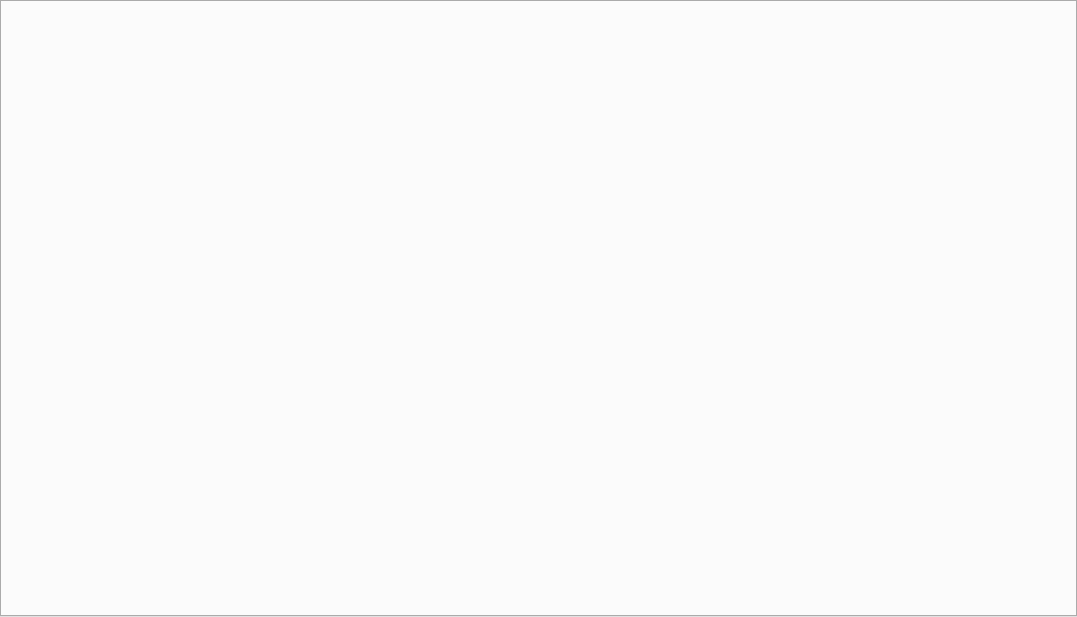
Before: the Qt Designer form AquaWave.ui in AquaCreatura/AquaWave, drawn with Qt 5.
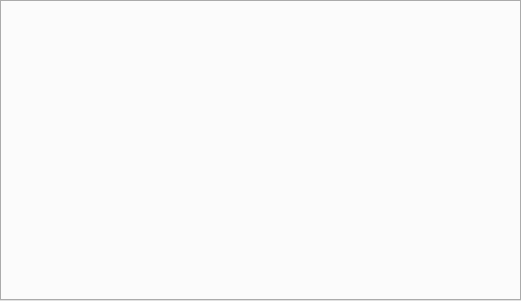
After: the same form once the commit is applied.

Patch:
```diff
--- a/AquaWave.ui
+++ b/AquaWave.ui
@@ -6,8 +6,8 @@
    <rect>
     <x>0</x>
     <y>0</y>
-    <width>1077</width>
-    <height>617</height>
+    <width>521</width>
+    <height>301</height>
    </rect>
   </property>
   <property name="windowTitle">
@@ -16,8 +16,8 @@
   <widget class="QWidget" name="centralWidget">
    <property name="minimumSize">
     <size>
-     <width>400</width>
-     <height>400</height>
+     <width>0</width>
+     <height>0</height>
     </size>
    </property>
    <layout class="QGridLayout" name="gridLayout">
@@ -38,6 +38,12 @@
     </property>
     <item row="1" column="0">
      <widget class="QTabWidget" name="main_tab_widget">
+      <property name="sizePolicy">
+       <sizepolicy hsizetype="Preferred" vsizetype="Preferred">
+        <horstretch>0</horstretch>
+        <verstretch>0</verstretch>
+       </sizepolicy>
+      </property>
       <property name="contextMenuPolicy">
        <enum>Qt::DefaultContextMenu</enum>
       </property>
```
Lines whose indentation alone changed are shown as unchanged.
